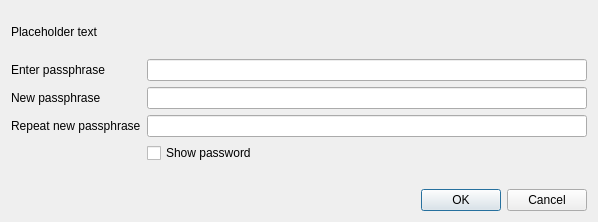
The window that src/qt/forms/askpassphrasedialog.ui (koifinance/NixCore) describes before a commit, drawn with Qt 5.
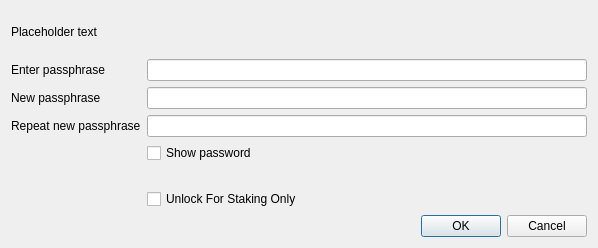
The same window after the commit.

Patch:
```diff
--- a/src/qt/forms/askpassphrasedialog.ui
+++ b/src/qt/forms/askpassphrasedialog.ui
@@ -7,7 +7,7 @@
     <x>0</x>
     <y>0</y>
     <width>598</width>
-    <height>222</height>
+    <height>248</height>
    </rect>
   </property>
   <property name="sizePolicy">
@@ -115,6 +115,20 @@
        </property>
       </widget>
      </item>
+     <item row="5" column="0">
+      <widget class="QLabel" name="unlockForStakingOnlyLabel">
+       <property name="text">
+        <string/>
+       </property>
+      </widget>
+     </item>
+     <item row="5" column="1">
+      <widget class="QCheckBox" name="unlockForStakingOnlyCheckBox">
+       <property name="text">
+        <string>Unlock For Staking Only</string>
+       </property>
+      </widget>
+     </item>
     </layout>
    </item>
    <item>
```
